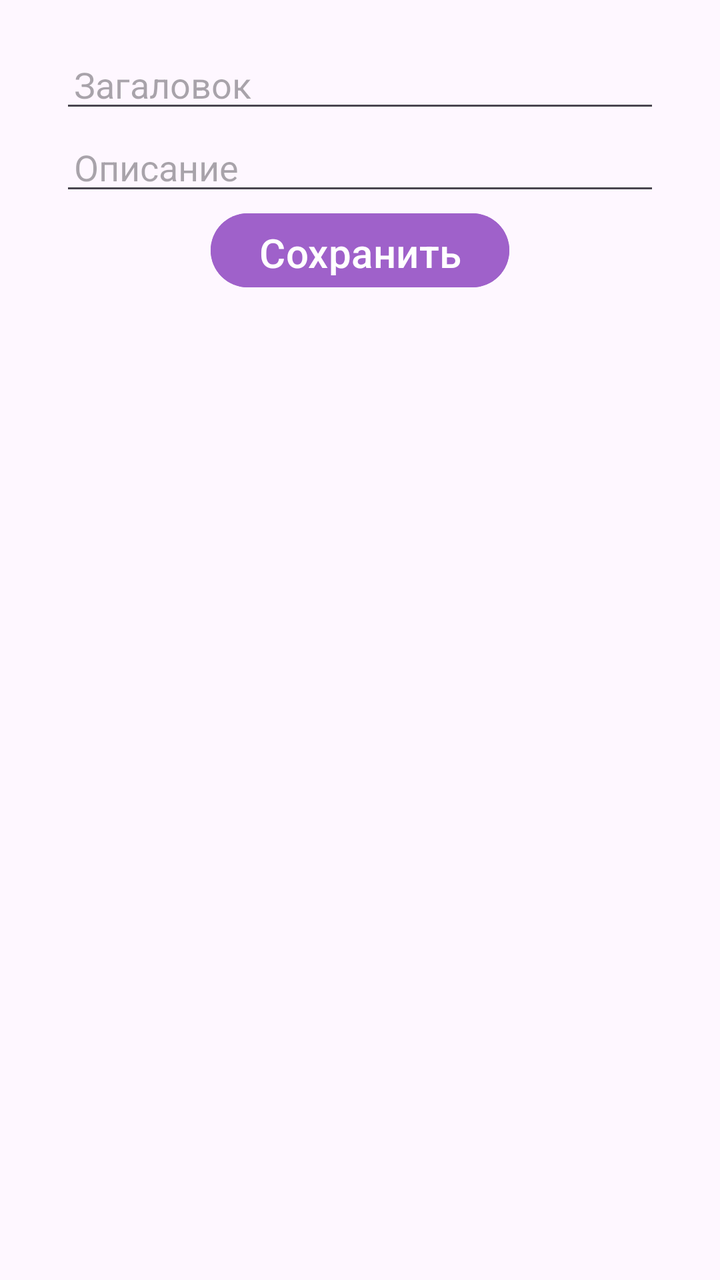
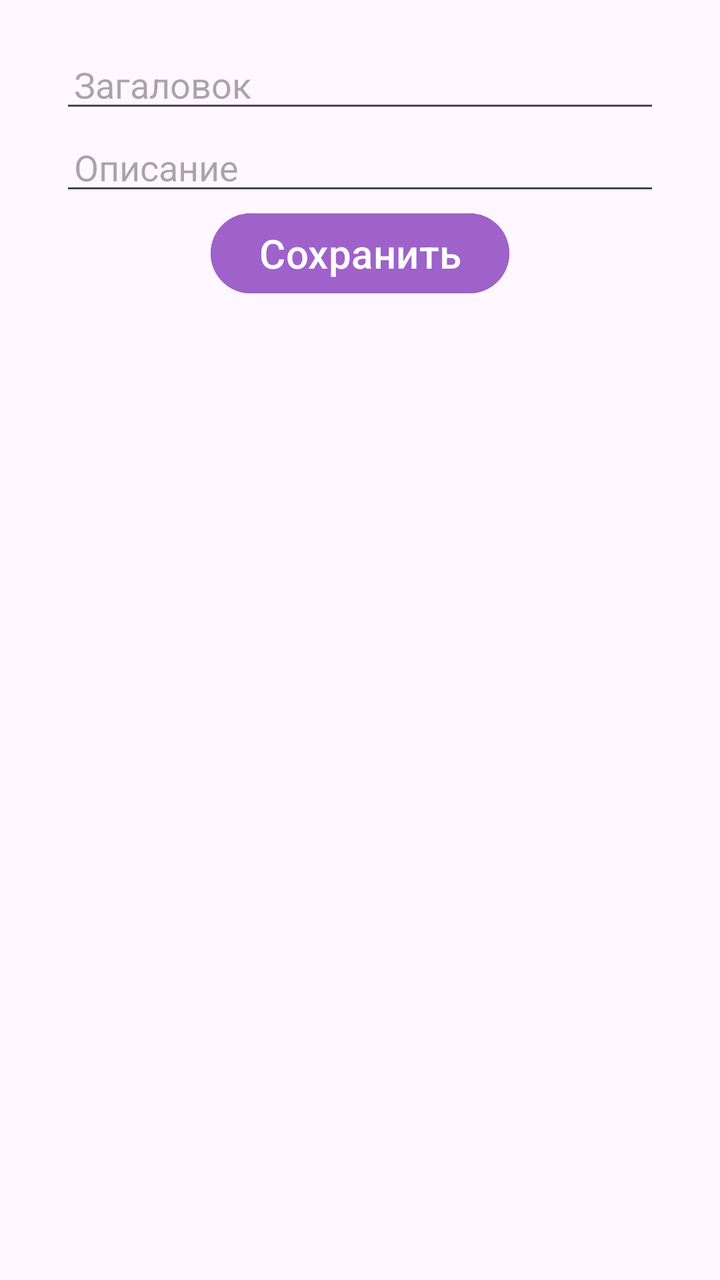

Before-and-after screenshots of an Android layout around one commit, followed by the original layout XML and the change that was made.
<!-- AndroidManifest.xml: application theme Theme.TaskApp -->
<!-- res/layout/add_newtask.xml -->
<?xml version="1.0" encoding="utf-8"?>
<RelativeLayout xmlns:android="http://schemas.android.com/apk/res/android"
    android:layout_width="match_parent"
    android:layout_height="match_parent"
    android:paddingTop="20dp"
    android:paddingHorizontal="30dp"
    android:paddingBottom="30dp">

    <EditText
        android:id="@+id/et_title"
        android:layout_width="match_parent"
        android:layout_height="wrap_content"
        android:hint="@string/title"
        android:paddingStart="7dp"
        android:paddingEnd="7dp" />

    <EditText
        android:id="@+id/et_desc"
        android:layout_width="match_parent"
        android:layout_height="wrap_content"
        android:layout_below="@id/et_title"
        android:hint="@string/desc"
        android:paddingStart="7dp"
        android:paddingEnd="7dp" />

    <Button
        android:id="@+id/btn_save"
        android:layout_width="wrap_content"
        android:layout_height="45dp"
        android:layout_below="@id/et_desc"
        android:layout_centerHorizontal="true"
        android:layout_marginEnd="10dp"
        android:backgroundTint="@color/colorPrimary"
        android:layout_marginBottom="5dp"
        android:text="@string/save"
        android:textColor="@color/colorWhite"
        android:textSize="20sp" />


</RelativeLayout>
<!-- resources referenced by this layout -->
<resources>
  <color name="colorPrimary">#9F61CA</color>
  <color name="colorWhite">#FFFFFF</color>
  <string name="desc">Описание</string>
  <string name="save">Сохранить</string>
  <string name="title">Загаловок</string>
  <style name="Theme.TaskApp" parent="Base.Theme.TaskApp" />
  <style name="Base.Theme.TaskApp" parent="Theme.Material3.DayNight.NoActionBar">
          
          
      </style>
</resources>

<!-- the commit's change to res/layout/add_newtask.xml (unified diff, before → after) -->
@@ -26,14 +26,14 @@
     <Button
         android:id="@+id/btn_save"
         android:layout_width="wrap_content"
-        android:layout_height="45dp"
+        android:layout_height="wrap_content"
         android:layout_below="@id/et_desc"
         android:layout_centerHorizontal="true"
         android:layout_marginEnd="10dp"
         android:backgroundTint="@color/colorPrimary"
         android:layout_marginBottom="5dp"
         android:text="@string/save"
-        android:textColor="@color/colorWhite"
+        android:textColor="@color/white"
         android:textSize="20sp" />
 
 
<!-- resource entries referenced after the edit -->
@@ -1,7 +1,7 @@
 <!-- resources referenced by this layout -->
 <resources>
   <color name="colorPrimary">#9F61CA</color>
-  <color name="colorWhite">#FFFFFF</color>
+  <color name="white">#FFFFFF</color>
   <string name="desc">Описание</string>
   <string name="save">Сохранить</string>
   <string name="title">Загаловок</string>
